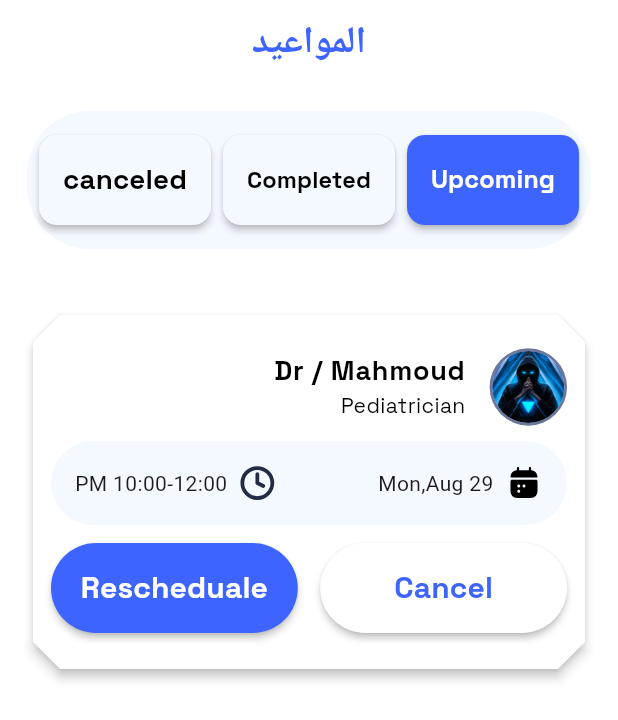
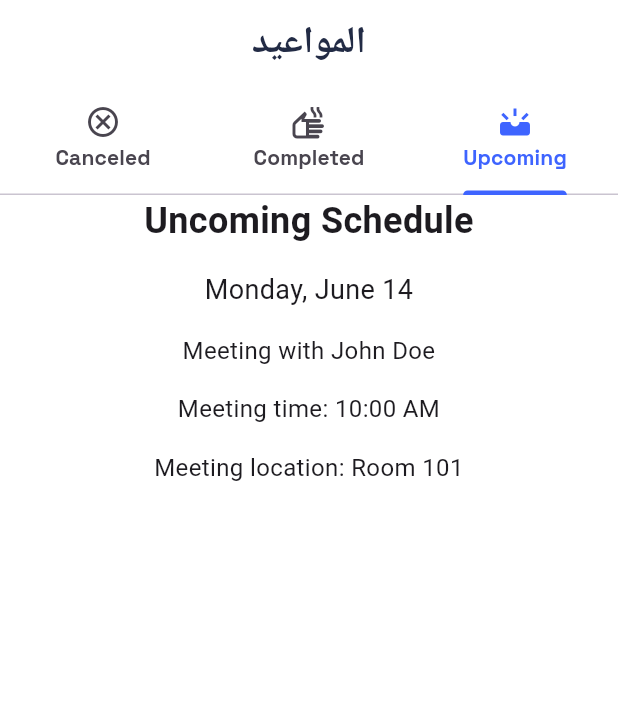
Before and after one commit to Open-Sourcers/DocLink_Flutter, a Flutter app: the ScheduleView screen opened by its route, on a phone screen of 412 x 824 dp. Shown: the top 720 px of the screen. Run offline on Flutter 3.47's test engine with Material 3 defaults, Android fonts, the phone set to English and light mode, and no system bars; our stand-ins replace awesome_dialog, dartz, dio, dropdown_button2, flutter_bloc, flutter_screenutil and 8 more.

Commit message:
change schedule UI

```diff
--- a/lib/features/user_views/schedule/presentation/views/schedule_view.dart
+++ b/lib/features/user_views/schedule/presentation/views/schedule_view.dart
@@ -1,25 +1,66 @@
-import 'package:doc_link_project/core/common/widgets/custom_user_app_bar.dart';
 import 'package:doc_link_project/core/utils/app_colors.dart';
 import 'package:doc_link_project/core/utils/styless.dart';
-import 'package:doc_link_project/features/user_views/schedule/presentation/views/widgets/schedule_view_body.dart';
+import 'package:doc_link_project/features/user_views/schedule/presentation/views/widgets/canceled_schedule.dart';
+import 'package:doc_link_project/features/user_views/schedule/presentation/views/widgets/completed_schedule.dart';
+import 'package:doc_link_project/features/user_views/schedule/presentation/views/widgets/upcoming_schedule.dart';
 import 'package:doc_link_project/generated/l10n.dart';
 import 'package:flutter/material.dart';
 
-class ScheduleView extends StatelessWidget {
+class ScheduleView extends StatefulWidget {
   const ScheduleView({super.key});
+
+  @override
+  // ignore: library_private_types_in_public_api
+  _ScheduleViewState createState() => _ScheduleViewState();
+}
+
+class _ScheduleViewState extends State<ScheduleView>
+    with SingleTickerProviderStateMixin {
+  late TabController _tabController;
+
+  @override
+  void initState() {
+    super.initState();
+    // Initialize the TabController with the number of tabs
+    _tabController = TabController(length: 3, vsync: this);
+  }
+
+  @override
+  void dispose() {
+    // Dispose the TabController when the widget is removed
+    _tabController.dispose();
+    super.dispose();
+  }
 
   @override
   Widget build(BuildContext context) {
     return Scaffold(
-      appBar: customUserAppBar(
-        context,
+      appBar: AppBar(
+        backgroundColor: AppColors.white,
         centerTitle: true,
         title: Text(
           S.of(context).schedule,
-          style: Styless.textBold25.copyWith(color: AppColors.commonColor),
+          style: Styless.textBold25,
+        ),
+        bottom: TabBar(
+          controller: _tabController,
+          indicatorColor: AppColors.commonColor,
+          labelStyle: Styless.textBold14,
+          tabs: const [
+            Tab(icon: Icon(Icons.upcoming), text: 'Upcoming'),
+            Tab(icon: Icon(Icons.dry_outlined), text: 'Completed'),
+            Tab(icon: Icon(Icons.cancel_outlined), text: 'Canceled'),
+          ],
         ),
       ),
-      body: const ScheduleViewBody(),
+      body: TabBarView(
+        controller: _tabController,
+        children: const [
+          UpcomingSchedule(),
+          CompletedSchedule(),
+          CanceledSchedule(),
+        ],
+      ),
     );
   }
 }
--- /dev/null
+++ b/lib/features/user_views/schedule/presentation/views/widgets/upcoming_schedule.dart
@@ -0,0 +1,38 @@
+import 'package:flutter/material.dart';
+
+class UpcomingSchedule extends StatelessWidget {
+  const UpcomingSchedule({super.key});
+
+  @override
+  Widget build(BuildContext context) {
+    return const Column(
+      children: [
+        Text(
+          'Uncoming Schedule',
+          style: TextStyle(fontSize: 24, fontWeight: FontWeight.bold),
+        ),
+        SizedBox(height: 16),
+        Text(
+          'Monday, June 14',
+          style: TextStyle(fontSize: 18),
+        ),
+        SizedBox(height: 16),
+        Text(
+          'Meeting with John Doe',
+          style: TextStyle(fontSize: 16),
+        ),
+        SizedBox(height: 16),
+        Text(
+          'Meeting time: 10:00 AM',
+          style: TextStyle(fontSize: 16),
+        ),
+        SizedBox(height: 16),
+        Text(
+          'Meeting location: Room 101',
+          style: TextStyle(fontSize: 16),
+        ),
+        SizedBox(height: 16),
+      ],
+    );
+  }
+}
```
Also changed, not shown: lib/features/user_views/schedule/presentation/views/widgets/canceled_schedule.dart (added, +27 -0 lines), lib/features/user_views/schedule/presentation/views/widgets/completed_schedule.dart (added, +26 -0 lines).
